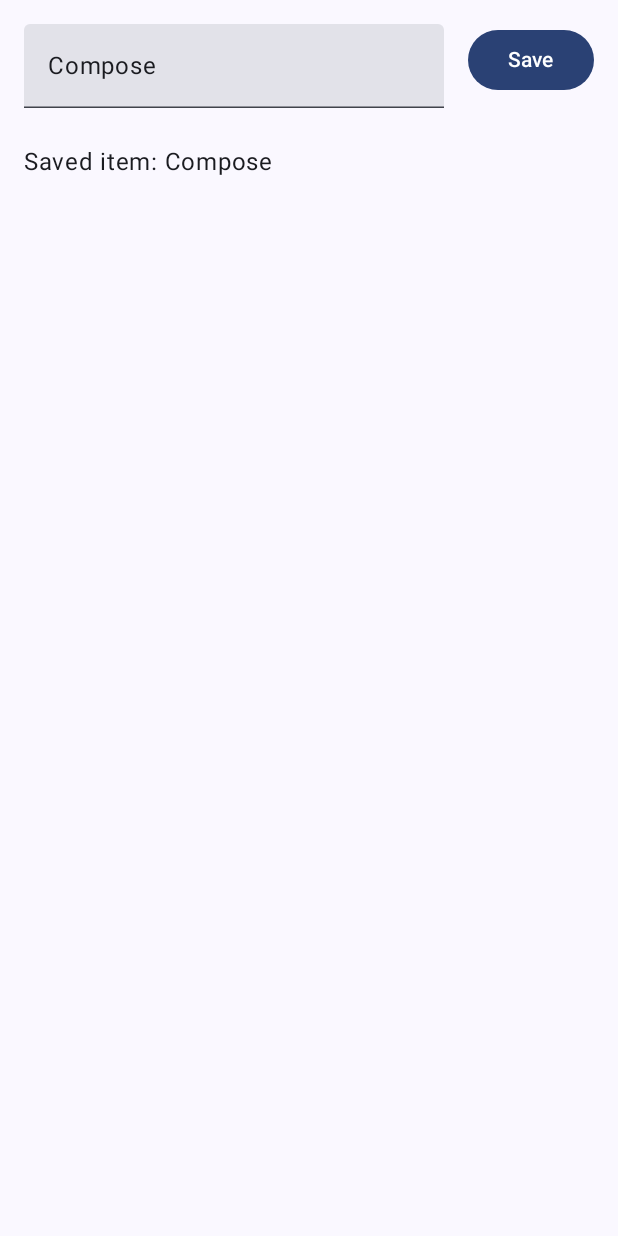
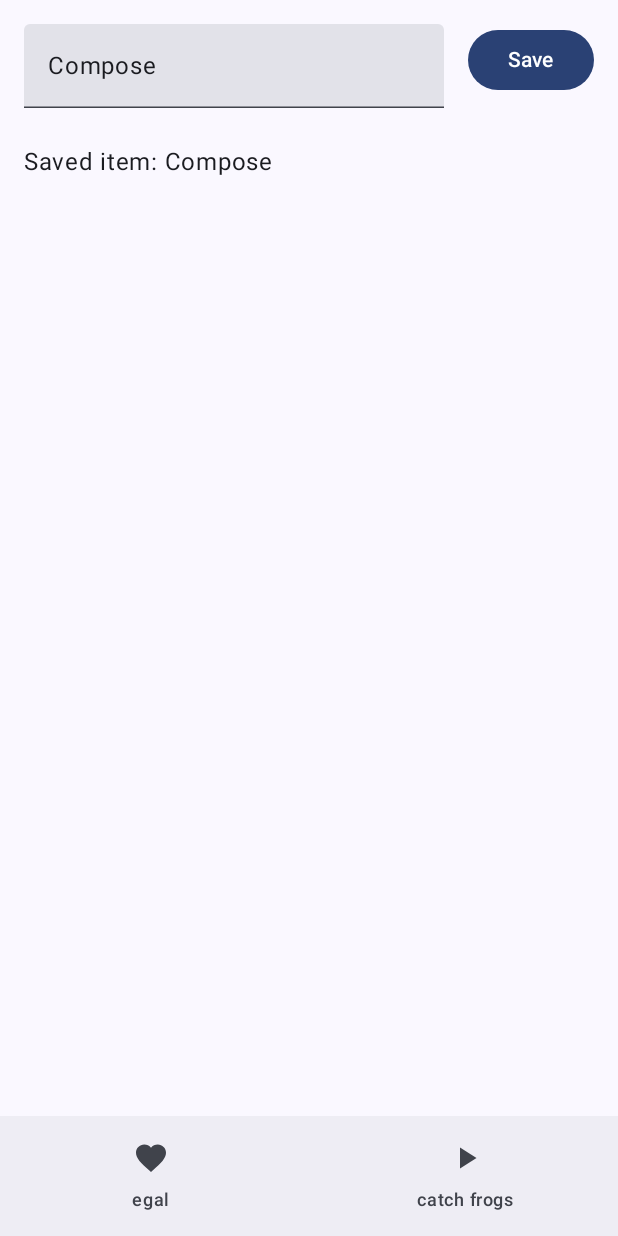
Before and after one commit to pachecoberlin/froggame, an Android app built with Jetpack Compose: the screen it shows after launch (MainActivity), after a tap on "Save", on a phone screen of 412 x 824 dp. Run offline under Robolectric (Android 15) with nearby library versions, the phone set to English and light mode, and no system bars; our stand-ins replace Dagger/Hilt's generated code, Room's generated code; 1 statement that could not run was skipped.

Commit message:
Added CatchFrog Module; Added Bottom Navigation Bar

```diff
--- a/app/build.gradle.kts
+++ b/app/build.gradle.kts
@@ -87,6 +87,7 @@ dependencies {
 
     implementation(project(":core-ui"))
     implementation(project(":feature-frogdata"))
+    implementation(project(":feature-catchFrog"))
 
     // Core Android dependencies
     implementation(libs.androidx.core.ktx)
--- a/app/src/main/java/de/pacheco/froggame/ui/Navigation.kt
+++ b/app/src/main/java/de/pacheco/froggame/ui/Navigation.kt
@@ -16,21 +16,98 @@
 
 package de.pacheco.froggame.ui
 
+import androidx.compose.foundation.layout.Row
+import androidx.compose.foundation.layout.WindowInsets
+import androidx.compose.foundation.layout.WindowInsetsSides
+import androidx.compose.foundation.layout.consumeWindowInsets
+import androidx.compose.foundation.layout.fillMaxSize
+import androidx.compose.foundation.layout.only
 import androidx.compose.foundation.layout.padding
+import androidx.compose.foundation.layout.safeDrawing
+import androidx.compose.foundation.layout.windowInsetsPadding
+import androidx.compose.material.icons.Icons
+import androidx.compose.material.icons.filled.Favorite
+import androidx.compose.material.icons.filled.PlayArrow
+import androidx.compose.material3.Icon
+import androidx.compose.material3.MaterialTheme
+import androidx.compose.material3.NavigationBar
+import androidx.compose.material3.NavigationBarItem
+import androidx.compose.material3.Scaffold
+import androidx.compose.material3.Text
 import androidx.compose.runtime.Composable
 import androidx.compose.ui.Modifier
+import androidx.compose.ui.graphics.Color
+import androidx.compose.ui.platform.testTag
+import androidx.compose.ui.semantics.semantics
 import androidx.compose.ui.unit.dp
+import androidx.navigation.NavController
 import androidx.navigation.compose.NavHost
 import androidx.navigation.compose.composable
 import androidx.navigation.compose.rememberNavController
+import de.pacheco.feature.ui.CatchFrogScreen
 import de.pacheco.froggame.feature.frogdata.ui.FrogDataScreen
 
 @Composable
 fun MainNavigation() {
     val navController = rememberNavController()
 
-    NavHost(navController = navController, startDestination = "main") {
-        composable("main") { FrogDataScreen(modifier = Modifier.padding(16.dp)) }
-        // TODO: Add more destinations
+    Scaffold(
+        modifier = Modifier.semantics {
+//            testTagsAsResourceId = true
+        },
+        containerColor = Color.Transparent,
+        contentColor = MaterialTheme.colorScheme.onBackground,
+        contentWindowInsets = WindowInsets(0, 0, 0, 0),
+//        snackbarHost = { SnackbarHost(snackbarHostState) },
+        bottomBar = {
+            MainBottomBar(
+                modifier = Modifier.testTag("FrogBottomBar"),
+                navController= navController
+            )
+        },
+    ) { padding ->
+        Row(
+            Modifier
+                .fillMaxSize()
+                .padding(padding)
+                .consumeWindowInsets(padding)
+                .windowInsetsPadding(
+                    WindowInsets.safeDrawing.only(
+                        WindowInsetsSides.Horizontal,
+                    ),
+                ),
+        ) {
+            // TODO: We may want to add padding or spacer when the snackbar is shown so that
+            //  content doesn't display behind it.
+            NavHost(navController = navController, startDestination = "egal") {
+                composable("egal") { FrogDataScreen(modifier = Modifier.padding(16.dp), hint = "yes") }
+                composable(route = "catchFrogs") { CatchFrogScreen(modifier = Modifier.padding(0.dp)) }
+                // TODO: Add more destinations
+            }
+        }
     }
 }
+
+
+@Composable
+private fun MainBottomBar(
+    modifier: Modifier = Modifier,
+    navController:NavController
+) {
+    NavigationBar(
+        modifier = modifier,
+    ) {
+        NavigationBarItem(
+            icon = { Icon(Icons.Filled.Favorite, contentDescription = "egal") },
+            label = { Text("egal") },
+            selected = false,
+            onClick = { navController.navigate("egal") }
+        )
+        NavigationBarItem(
+            icon = { Icon(Icons.Filled.PlayArrow, contentDescription = "catch frogs") },
+            label = { Text("catch frogs") },
+            selected = false,
+            onClick = { navController.navigate("catchfrogs") }
+        )
+    }
+}
--- a/settings.gradle.kts
+++ b/settings.gradle.kts
@@ -37,3 +37,4 @@ include(":core-testing")
 include(":core-ui")
 include(":feature-frogdata")
 include(":test-app")
+include(":feature-catchFrog")
```
Also changed, not shown: feature-catchFrog/build.gradle.kts (added, +63 -0 lines), feature-catchFrog/src/main/java/de/pacheco/feature/ui/CatchFrogScreen.kt (added, +47 -0 lines), 1 other file.
